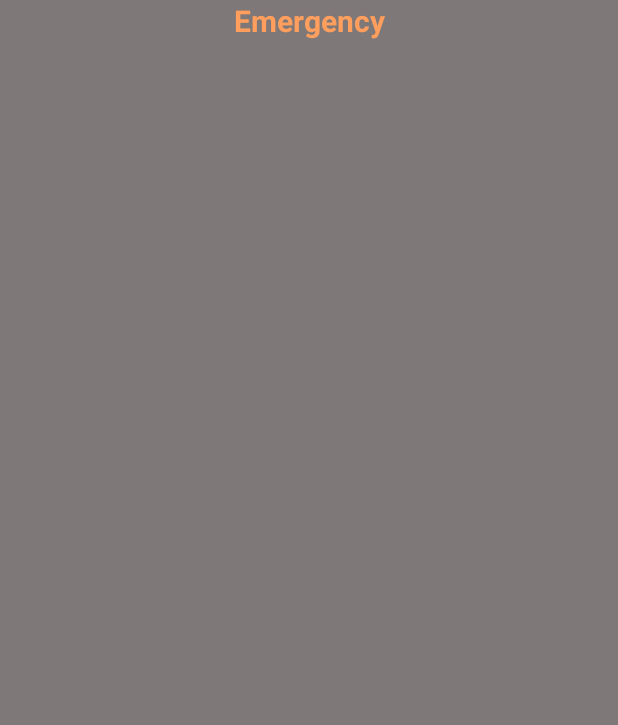
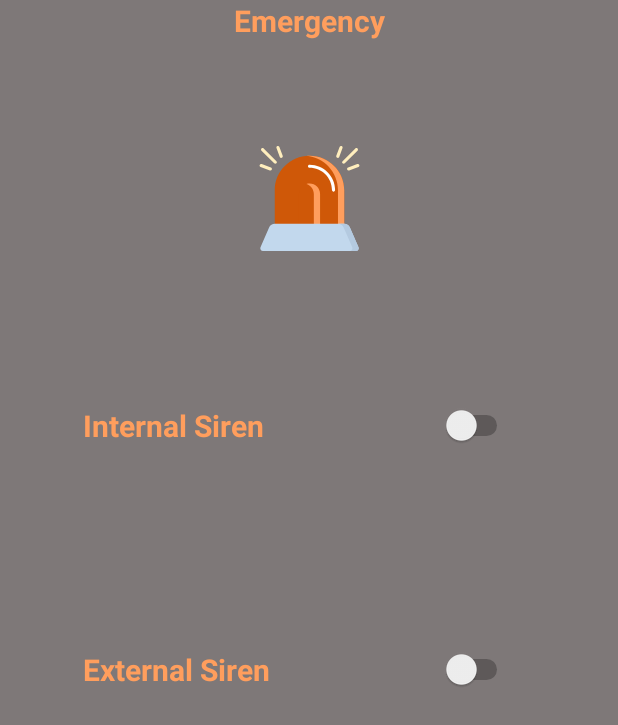
Before and after one commit to hacickn/Smart-Home-Bilkent-G2C, an Android app: the layout alarm_pop.xml on its own in the app's theme, with its tools: preview values and no code run, on a phone screen of 412 x 824 dp. Shown: the top 725 px of the screen. Run offline under Robolectric (Android 15) with nearby library versions, the phone set to English and light mode, and no system bars; Roboto replaces fonts that are not available here.

Commit message:
app settings updated
new features

```diff
--- a/androidApp/smarthome_v2/app/src/main/res/layout/alarm_pop.xml
+++ b/androidApp/smarthome_v2/app/src/main/res/layout/alarm_pop.xml
@@ -1,6 +1,7 @@
 <?xml version="1.0" encoding="utf-8"?>
 <androidx.constraintlayout.widget.ConstraintLayout xmlns:android="http://schemas.android.com/apk/res/android"
     xmlns:app="http://schemas.android.com/apk/res-auto"
+    xmlns:tools="http://schemas.android.com/tools"
     android:layout_width="match_parent"
     android:layout_height="match_parent"
     android:background="#A63C3333">
@@ -9,8 +10,8 @@
         android:id="@+id/textView9"
         android:layout_width="wrap_content"
         android:layout_height="wrap_content"
+        android:text="Emergency"
         android:textColor="@color/orange_one"
-        android:text="Emergency"
         android:textSize="20sp"
         android:textStyle="bold"
         app:layout_constraintEnd_toEndOf="parent"
@@ -18,4 +19,63 @@
         app:layout_constraintStart_toStartOf="parent"
         app:layout_constraintTop_toTopOf="parent" />
 
+    <ImageView
+        android:id="@+id/imageView5"
+        android:layout_width="70dp"
+        android:layout_height="70dp"
+        android:layout_marginTop="70dp"
+        app:layout_constraintEnd_toEndOf="parent"
+        app:layout_constraintHorizontal_bias="0.5"
+        app:layout_constraintStart_toStartOf="parent"
+        app:layout_constraintTop_toBottomOf="@+id/textView9"
+        app:srcCompat="@drawable/alarm" />
+
+    <Switch
+        android:id="@+id/switch_internal"
+        android:layout_width="wrap_content"
+        android:layout_height="wrap_content"
+        android:layout_marginTop="270dp"
+        android:layout_marginEnd="70dp"
+        android:layout_marginRight="70dp"
+        app:layout_constraintEnd_toEndOf="parent"
+        app:layout_constraintTop_toTopOf="parent" />
+
+    <Switch
+        android:id="@+id/switch_external"
+        android:layout_width="wrap_content"
+        android:layout_height="wrap_content"
+        android:layout_marginTop="135dp"
+        android:layout_marginEnd="70dp"
+        android:layout_marginRight="70dp"
+        app:layout_constraintEnd_toEndOf="parent"
+        app:layout_constraintTop_toBottomOf="@+id/switch_internal" />
+
+    <TextView
+        android:id="@+id/textView11"
+        android:layout_width="wrap_content"
+        android:layout_height="wrap_content"
+        android:layout_marginStart="55dp"
+        android:layout_marginLeft="55dp"
+        android:layout_marginTop="270dp"
+        android:text="Internal Siren"
+        android:textSize="20sp"
+        android:textStyle="bold"
+        android:textColor="@color/orange_one"
+        app:layout_constraintStart_toStartOf="parent"
+        app:layout_constraintTop_toTopOf="parent" />
+
+    <TextView
+        android:id="@+id/external_siren"
+        android:layout_width="wrap_content"
+        android:layout_height="wrap_content"
+        android:layout_marginStart="55dp"
+        android:layout_marginLeft="55dp"
+        android:layout_marginTop="135dp"
+        android:text="External Siren"
+        android:textSize="20sp"
+        android:textStyle="bold"
+        android:textColor="@color/orange_one"
+        app:layout_constraintStart_toStartOf="parent"
+        app:layout_constraintTop_toBottomOf="@+id/textView11" />
+
 </androidx.constraintlayout.widget.ConstraintLayout>
```
Also changed, not shown: androidApp/smarthome_v2/app/src/main/java/com/example/smarthome_v2/popup/blutPop.java (+11 -0 lines), androidApp/smarthome_v2/app/src/main/res/layout/bluetooth_pop.xml (+23 -0 lines).
